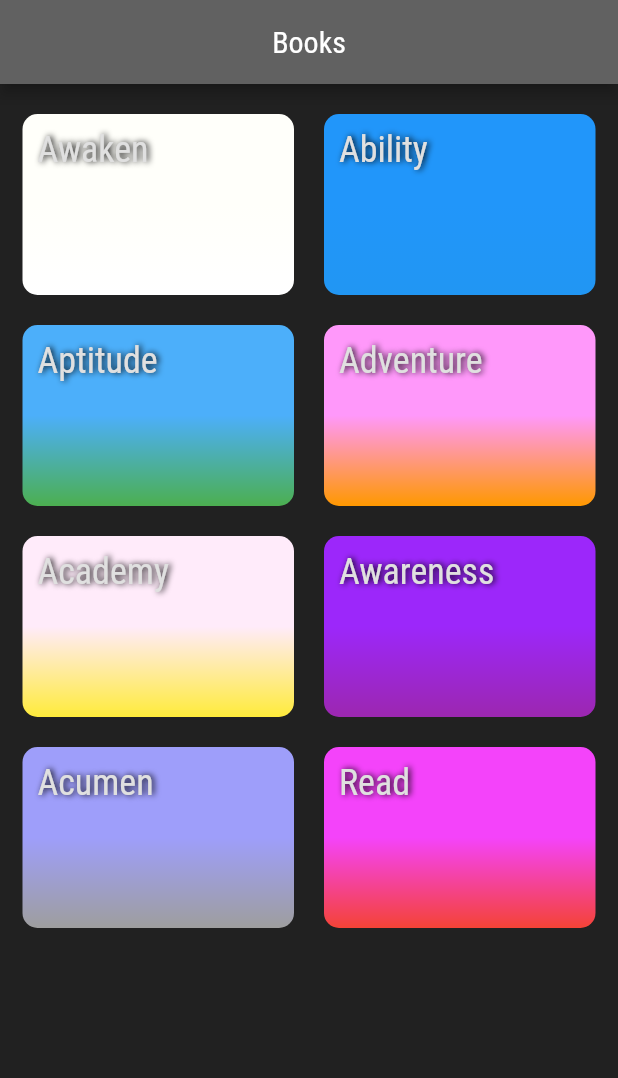
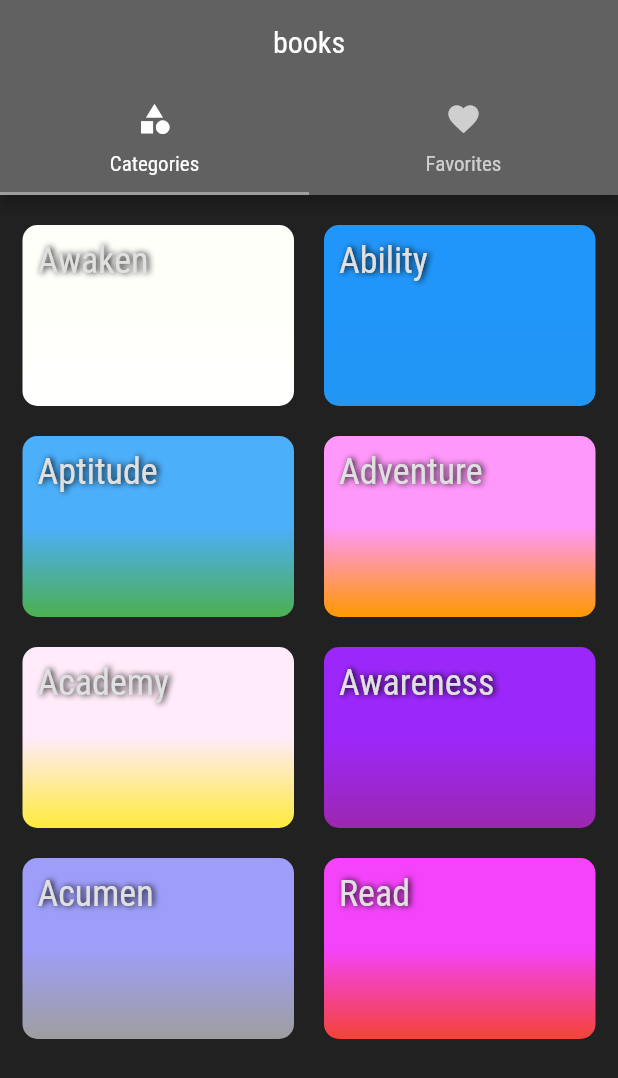
Before and after one commit to Sres0/flutter-practice, a Flutter app: the screen it shows after launch, on a phone screen of 412 x 824 dp. Shown: the top 1078 px of the screen. Run offline on Flutter 3.47's test engine with Material 2 defaults, Android fonts, the phone set to English and light mode, and no system bars.

Commit message:
TabBar categories + favorites

```diff
--- a/lib/main.dart
+++ b/lib/main.dart
@@ -1,4 +1,5 @@
 import 'package:flutter/material.dart';
+import 'package:personality_quiz/screens/tabs_screen.dart';
 
 import './constants/theme_data.dart';
 import './screens/books_screen.dart';
@@ -15,7 +16,8 @@ class MyApp extends StatelessWidget {
       theme: themeData(),
       initialRoute: '/',
       routes: {
-        '/': (ctx) => CategoriesScreen(),
+        '/': (ctx) => TabsScreen(),
+        CategoriesScreen.routeName: (ctx) => CategoriesScreen(),
         BooksScreen.routeName: (ctx) => BooksScreen(),
         BookDetailsScreen.routeName: (ctx) => BookDetailsScreen(),
       },
--- a/lib/screens/categories_screen.dart
+++ b/lib/screens/categories_screen.dart
@@ -5,6 +5,7 @@ import '../constants/data_lists.dart';
 import '../widgets/category_card.dart';
 
 class CategoriesScreen extends StatelessWidget {
+  static const routeName = '/categories';
   const CategoriesScreen();
 
   @override
@@ -16,14 +17,11 @@ class CategoriesScreen extends StatelessWidget {
       mainAxisSpacing: 20,
     );
 
-    return Scaffold(
-      appBar: AppBar(title: const Text('Books')),
-      body: SafeArea(
-        child: GridView(
-          padding: const EdgeInsets.symmetric(horizontal: 15, vertical: 20),
-          children: CATEGORIES.map((cat) => CategoryCard(cat)).toList(),
-          gridDelegate: _gridDelegate,
-        ),
+    return SafeArea(
+      child: GridView(
+        padding: const EdgeInsets.symmetric(horizontal: 15, vertical: 20),
+        children: CATEGORIES.map((cat) => CategoryCard(cat)).toList(),
+        gridDelegate: _gridDelegate,
       ),
     );
   }
--- /dev/null
+++ b/lib/screens/favorites_screen.dart
@@ -0,0 +1,10 @@
+import 'package:flutter/material.dart';
+
+class FavoritesScreen extends StatelessWidget {
+  const FavoritesScreen();
+
+  @override
+  Widget build(BuildContext context) {
+    return Container(child: Text('Hello'));
+  }
+}
--- /dev/null
+++ b/lib/screens/tabs_screen.dart
@@ -0,0 +1,33 @@
+import 'package:flutter/material.dart';
+
+import './categories_screen.dart';
+import './favorites_screen.dart';
+
+class TabsScreen extends StatefulWidget {
+  const TabsScreen({Key? key}) : super(key: key);
+
+  @override
+  _TabsScreenState createState() => _TabsScreenState();
+}
+
+class _TabsScreenState extends State<TabsScreen> {
+  @override
+  Widget build(BuildContext context) {
+    return DefaultTabController(
+        length: 2,
+        child: Scaffold(
+          appBar: AppBar(
+            title: Text('books'),
+            bottom: TabBar(
+              tabs: <Widget>[
+                Tab(icon: Icon(Icons.category), text: 'Categories'),
+                Tab(icon: Icon(Icons.favorite), text: 'Favorites'),
+              ],
+            ),
+          ),
+          body: TabBarView(
+            children: [CategoriesScreen(), FavoritesScreen()],
+          ),
+        ));
+  }
+}
```
